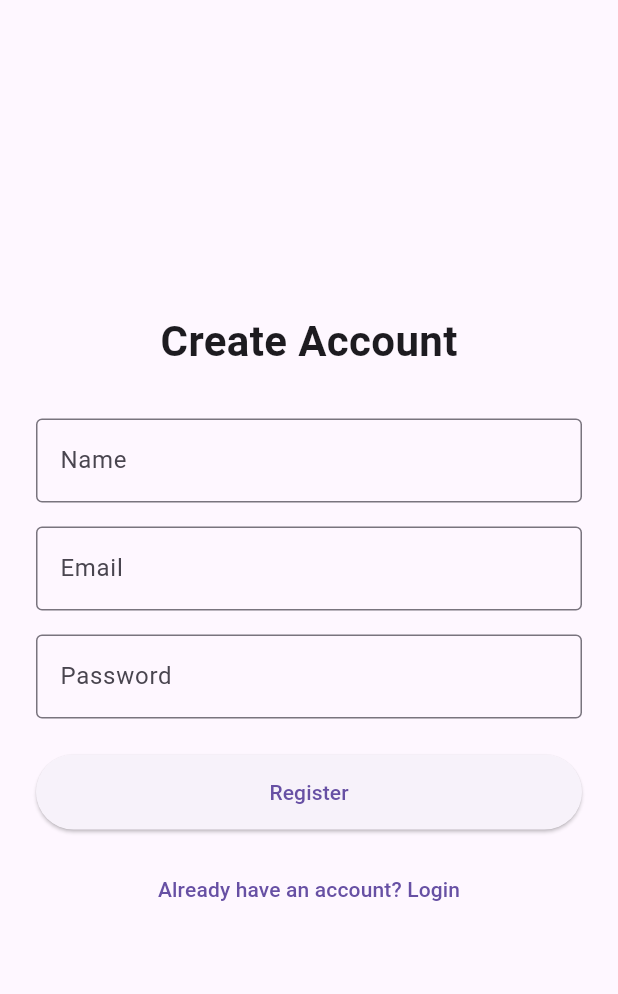
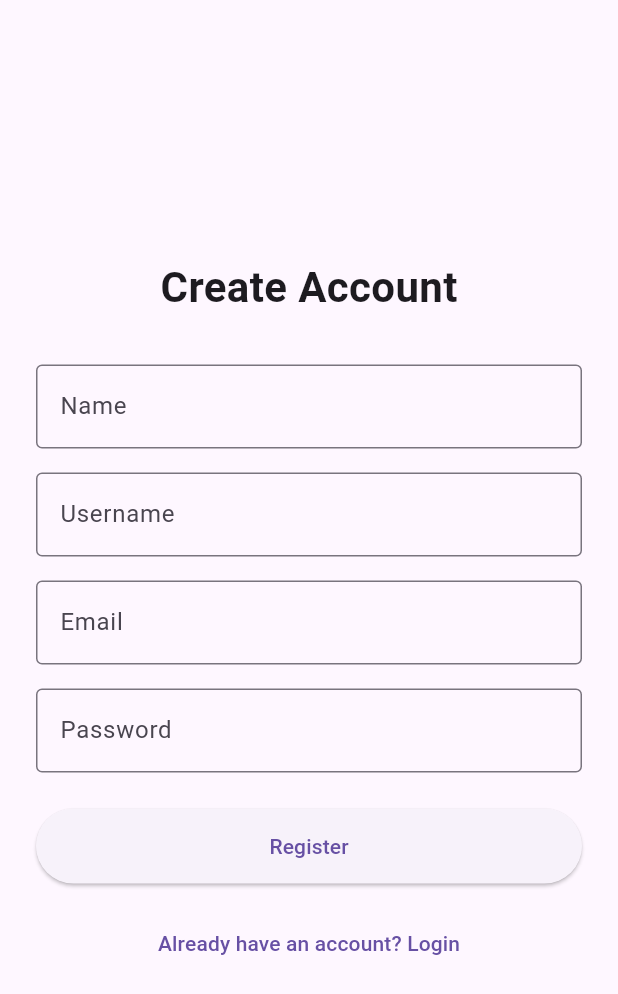
Before and after one commit to Habiibbbaaaa/event-booking, a Flutter app: the RegisterScreen screen opened directly, on a phone screen of 412 x 824 dp. Shown: the top 994 px of the screen. Run offline on Flutter 3.47's test engine with Material 3 defaults, Android fonts, the phone set to English and light mode, and no system bars; our stand-ins replace dio, flutter_bloc, get_it, pretty_dio_logger.

Commit message:
Implement register API flow

```diff
--- /dev/null
+++ b/lib/core/networking/api_constants.dart
@@ -0,0 +1,9 @@
+class ApiConstants {
+  static const String baseUrl = 'https://randomdatahub.com/api/fake/';
+  static const String register = 'auth/register';
+  static const String login = 'auth/login';
+  static const String profile = 'auth/me';
+}
+
+// to avoid hardcode in repo
+// make variables able to change
--- /dev/null
+++ b/lib/core/networking/api_result.dart
@@ -0,0 +1,15 @@
+import 'package:booking/core/networking/api_error_model.dart';
+
+sealed class ApiResult<T> {
+  const ApiResult();
+}
+
+class Success<T> extends ApiResult<T> {
+  final T data;
+  const Success(this.data);
+}
+
+class ApiError<T> extends ApiResult<T> {
+  final T error;
+  const ApiError(this.error);
+}
--- /dev/null
+++ b/lib/features/register/data/repo/register_request_model.dart
@@ -0,0 +1,21 @@
+class RegisterRequestModel {
+  String username;
+  String email;
+  String password;
+  String name;
+
+  RegisterRequestModel({
+    required this.username,
+    required this.email,
+    required this.password,
+    required this.name,
+  });
+
+  Map<String, dynamic> toJson() => {
+        'username': username,
+        'email': email,
+        'password': password,
+        'name': name,
+      };
+}
+  //هاخد فيه الداتا الي اليوزر هيبعتها
--- a/lib/features/register/presentation/UI/widget/register_screen.dart
+++ b/lib/features/register/presentation/UI/widget/register_screen.dart
@@ -1,11 +1,53 @@
 import 'package:booking/core/routes/app_routes.dart';
+import 'package:booking/features/register/data/repo/register_request_model.dart';
+import 'package:booking/features/register/presentation/cubit/register_cubit.dart';
+import 'package:booking/features/register/presentation/cubit/register_state.dart';
 import 'package:flutter/material.dart';
+import 'package:flutter_bloc/flutter_bloc.dart';
 
-class RegisterScreen extends StatelessWidget {
+class RegisterScreen extends StatefulWidget {
   const RegisterScreen({super.key});
 
   @override
+  State<RegisterScreen> createState() => _RegisterScreenState();
+}
+
+class _RegisterScreenState extends State<RegisterScreen> {
+  final nameController = TextEditingController();
+  final usernameController = TextEditingController();
+  final emailController = TextEditingController();
+  final passwordController = TextEditingController();
+
+  @override
+  void dispose() {
+    nameController.dispose();
+    usernameController.dispose();
+    emailController.dispose();
+    passwordController.dispose();
+    super.dispose();
+  }
+
+  @override
   Widget build(BuildContext context) {
+    return BlocConsumer<RegisterCubit, RegisterState>(
+      listener: (context, state) {
+        if (state is RegisterSuccess) {
+          ScaffoldMessenger.of(context).showSnackBar(
+            const SnackBar(
+              content: Text('Registration successful'),
+            ),
+          );
+        }
+
+        if (state is RegisterError) {
+          ScaffoldMessenger.of(context).showSnackBar(
+            SnackBar(
+              content: Text(state.message),
+            ),
+          );
+        }
+      },
+      builder: (context, state) {
         return Scaffold(
           body: Padding(
             padding: const EdgeInsets.all(24),
@@ -20,23 +62,34 @@ class RegisterScreen extends StatelessWidget {
                   ),
                 ),
                 const SizedBox(height: 32),
-            const TextField(
-              decoration: InputDecoration(
+                TextField(
+                  controller: nameController,
+                  decoration: const InputDecoration(
                     labelText: 'Name',
                     border: OutlineInputBorder(),
                   ),
                 ),
                 const SizedBox(height: 16),
-            const TextField(
-              decoration: InputDecoration(
+                TextField(
+                  controller: usernameController,
+                  decoration: const InputDecoration(
+                    labelText: 'Username',
+                    border: OutlineInputBorder(),
+                  ),
+                ),
+                const SizedBox(height: 16),
+                TextField(
+                  controller: emailController,
+                  decoration: const InputDecoration(
                     labelText: 'Email',
                     border: OutlineInputBorder(),
                   ),
                 ),
                 const SizedBox(height: 16),
-            const TextField(
+                TextField(
+                  controller: passwordController,
                   obscureText: true,
-              decoration: InputDecoration(
+                  decoration: const InputDecoration(
                     labelText: 'Password',
                     border: OutlineInputBorder(),
                   ),
@@ -46,10 +99,23 @@ class RegisterScreen extends StatelessWidget {
                   width: double.infinity,
                   height: 50,
                   child: ElevatedButton(
-                onPressed: () {
-                  // Register will be connected later
+                    onPressed: state is RegisterLoading
+                        ? null
+                        : () {
+                            final registerModel = RegisterRequestModel(
+                              name: nameController.text,
+                              username: usernameController.text,
+                              email: emailController.text,
+                              password: passwordController.text,
+                            );
+
+                            context
+                                .read<RegisterCubit>()
+                                .register(registerModel);
                           },
-                child: const Text('Register'),
+                    child: state is RegisterLoading
+                        ? const CircularProgressIndicator()
+                        : const Text('Register'),
                   ),
                 ),
                 const SizedBox(height: 16),
@@ -60,11 +126,15 @@ class RegisterScreen extends StatelessWidget {
                       AppRoutes.loginscreen,
                     );
                   },
-              child: const Text('Already have an account? Login'),
+                  child: const Text(
+                    'Already have an account? Login',
+                  ),
                 ),
               ],
             ),
           ),
         );
+      },
+    );
   }
 }
--- a/lib/features/register/presentation/cubit/register_state.dart
+++ b/lib/features/register/presentation/cubit/register_state.dart
@@ -1,5 +1,13 @@
-part of 'register_cubit.dart';
+abstract class RegisterState {}
 
-sealed class RegisterState {}
+class RegisterInitial extends RegisterState {}
 
-final class RegisterInitial extends RegisterState {}
+class RegisterLoading extends RegisterState {}
+
+class RegisterSuccess extends RegisterState {}
+
+class RegisterError extends RegisterState {
+  final String message;
+
+  RegisterError(this.message);
+}
--- a/lib/main.dart
+++ b/lib/main.dart
@@ -1,6 +1,8 @@
 import 'package:booking/booking_app.dart';
+import 'package:booking/core/di/service_locator.dart';
 import 'package:flutter/material.dart';
 
 void main() {
-  runApp(BookingApp());
+  setupGetIt();
+  runApp(const BookingApp());
 }
```
Also changed, not shown: lib/booking_app.dart (+26 -4 lines), lib/core/di/service_locator.dart (+11 -3 lines), lib/core/networking/api_error_handler.dart (added, +79 -0 lines), lib/core/networking/api_error_model.dart (added, +30 -0 lines), lib/core/networking/dio_factory.dart (+15 -4 lines), lib/core/routes/app_router.dart (+30 -4 lines), lib/features/register/data/repo/register_repo.dart (+17 -3 lines), lib/features/register/presentation/cubit/register_cubit.dart (+16 -4 lines). Lines whose indentation alone changed are shown as unchanged.
